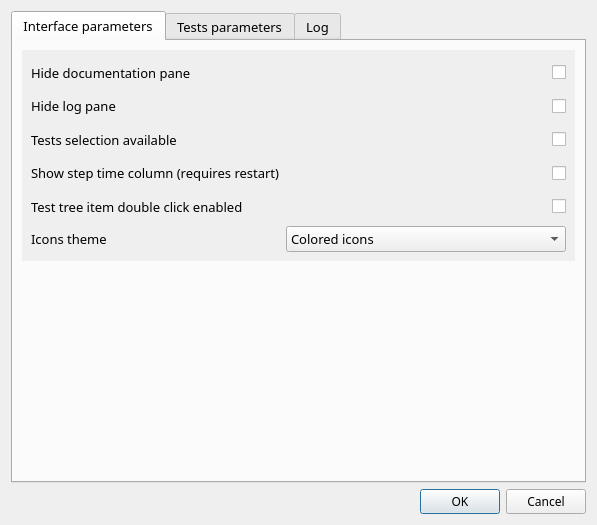
The window that src/testium/main_win/preference_win/preference_core_win.ui (testium-HIL/testium) describes before a commit, drawn with Qt 5.
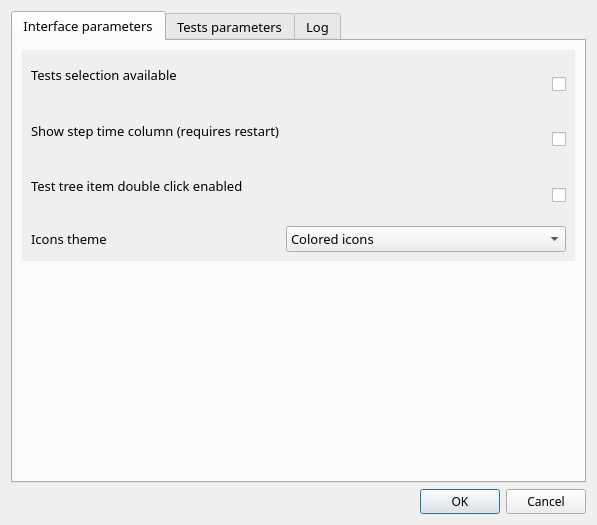
The same window after the commit.

Commit message:
gui: closable docks, View menu, compact log row, layout always saved
Versioned window state (pre-0.5 blobs reset once to the default
layout). Pane-hiding preferences removed, honored once at migration.
Log file selection is a checkbox in a single header row.

```diff
--- a/src/testium/main_win/preference_win/preference_core_win.ui
+++ b/src/testium/main_win/preference_win/preference_core_win.ui
@@ -66,52 +66,6 @@
            </rect>
           </property>
           <layout class="QFormLayout" name="formLayout">
-           <item row="0" column="0">
-            <widget class="QLabel" name="label_4">
-             <property name="text">
-              <string>Hide documentation pane</string>
-             </property>
-            </widget>
-           </item>
-           <item row="0" column="1">
-            <widget class="QCheckBox" name="checkDocPane">
-             <property name="sizePolicy">
-              <sizepolicy hsizetype="Minimum" vsizetype="MinimumExpanding">
-               <horstretch>0</horstretch>
-               <verstretch>0</verstretch>
-              </sizepolicy>
-             </property>
-             <property name="layoutDirection">
-              <enum>Qt::LayoutDirection::RightToLeft</enum>
-             </property>
-             <property name="text">
-              <string/>
-             </property>
-            </widget>
-           </item>
-           <item row="1" column="0">
-            <widget class="QLabel" name="label_5">
-             <property name="text">
-              <string>Hide log pane</string>
-             </property>
-            </widget>
-           </item>
-           <item row="1" column="1">
-            <widget class="QCheckBox" name="checkLogPane">
-             <property name="sizePolicy">
-              <sizepolicy hsizetype="Minimum" vsizetype="MinimumExpanding">
-               <horstretch>0</horstretch>
-               <verstretch>0</verstretch>
-              </sizepolicy>
-             </property>
-             <property name="layoutDirection">
-              <enum>Qt::LayoutDirection::RightToLeft</enum>
-             </property>
-             <property name="text">
-              <string/>
-             </property>
-            </widget>
-           </item>
            <item row="2" column="0">
             <widget class="QLabel" name="label_3">
              <property name="text">
```
The commit also changes 7 other files.
